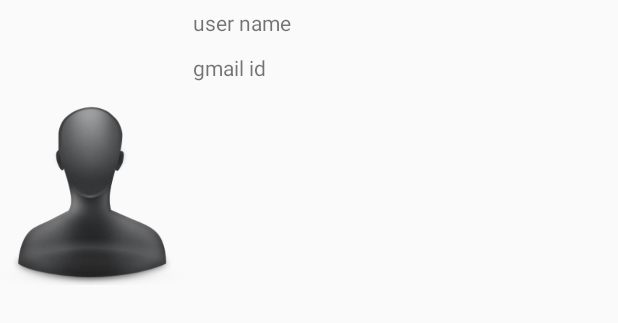
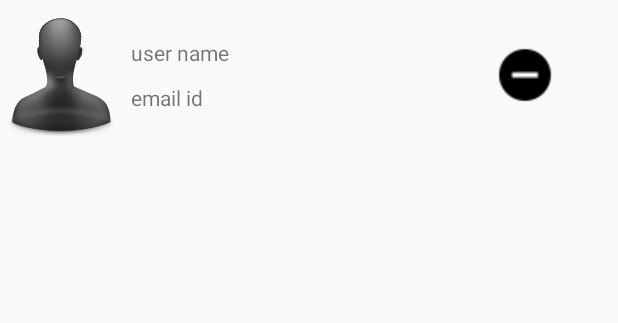
Before and after one commit to hksapp/Shoppie, an Android app: the layout activity_circle_list.xml on its own in the app's theme, with its tools: preview values and no code run, on a phone screen of 412 x 824 dp. Shown: the top 323 px of the screen. Run offline under Robolectric (Android 15) with nearby library versions, the phone set to English and light mode, and no system bars.

Commit message:
retrieved circle and able to delete user in circle

```diff
--- a/app/src/main/java/com/hkapps/shoppie/Circle.java
+++ b/app/src/main/java/com/hkapps/shoppie/Circle.java
@@ -45,7 +45,6 @@ public class Circle extends AppCompatActivity {
         setContentView(R.layout.activity_circle);
         database= FirebaseDatabase.getInstance();
         gmailid_circle=(EditText)findViewById(R.id.gmailid_circle);
-
         ref=database.getReference().child("Users").child(FirebaseAuth.getInstance().getCurrentUser().getUid().toString()).child("Circle");
         TextView adduser=(TextView)findViewById(R.id.add_user);
         adduser.setOnClickListener(new View.OnClickListener() {
@@ -90,7 +89,7 @@ public class Circle extends AppCompatActivity {
         recyclerView.setHasFixedSize(true);
         mDatabaseRef = FirebaseDatabase.getInstance().getReference();
         childRef = mDatabaseRef.child("Users").child(FirebaseAuth.getInstance().getCurrentUser().getUid().toString()).child("Circle");
-        cAdapter = new CircleAdapter(CircleObject.class, R.layout.activity_circle, CircleHolder.class, childRef, getApplicationContext());
+        cAdapter = new CircleAdapter(CircleObject.class, R.layout.activity_circle_list, CircleHolder.class, childRef, getApplicationContext());
         recyclerView.setLayoutManager(linearLayoutManager);
         recyclerView.setAdapter(cAdapter);
         /*prepareCircleData();*/
--- a/app/src/main/java/com/hkapps/shoppie/CircleHolder.java
+++ b/app/src/main/java/com/hkapps/shoppie/CircleHolder.java
@@ -14,11 +14,13 @@ import org.w3c.dom.Text;
 public class CircleHolder extends RecyclerView.ViewHolder {
     private static final String TAG =CircleHolder.class.getSimpleName();
     public TextView userName,mailId;
-    public ImageView userimage;
+    public ImageView userimage,removeUserFromList;
     public CircleHolder(View itemView) {
         super(itemView);
         userName=(TextView)itemView.findViewById(R.id.username_incirclelist);
         mailId=(TextView)itemView.findViewById(R.id.gmail_id_incircle_list);
         userimage=(ImageView)itemView.findViewById(R.id.userimage_incirclelist);
+        removeUserFromList=(ImageView)itemView.findViewById(R.id.remove_from_circle);
     }
+
 }
--- a/app/src/main/java/com/hkapps/shoppie/PersonalListAdapter.java
+++ b/app/src/main/java/com/hkapps/shoppie/PersonalListAdapter.java
@@ -61,11 +61,8 @@ public class PersonalListAdapter extends FirebaseRecyclerAdapter<PersonalGrocery
         itemsRef.orderByKey().limitToFirst(3).addValueEventListener(new ValueEventListener() {
             @Override
             public void onDataChange(DataSnapshot dataSnapshot) {
-
                 int i =0;
                 for (DataSnapshot dsp : dataSnapshot.getChildren()) {
-
-
                     switch (i){
                         case 0:  viewHolder.item0.setText(dsp.child("itemname").getValue().toString());
                             break;
--- a/app/src/main/java/com/hkapps/shoppie/profile.java
+++ b/app/src/main/java/com/hkapps/shoppie/profile.java
@@ -120,7 +120,7 @@ public class profile extends AppCompatActivity implements View.OnClickListener,
         startActivityForResult(Intent.createChooser(i,"select picture"),PICK_IMAGE_REQUEST);
     }
 private void putImageView(){
-    imageview =(ImageView)findViewById(R.id.userimage);
+    imageview =(ImageView)findViewById(R.id.userImageUrl);
     ref.addValueEventListener(new ValueEventListener() {
         @Override
         public void onDataChange(DataSnapshot dataSnapshot) {
@@ -171,7 +171,7 @@ private void uploadFile(){
     final ProgressDialog progressDialog=new ProgressDialog(this);
         progressDialog.setTitle("Uploading");
         progressDialog.show();
-        StorageReference userimage=mStorageRef.child("images/username.jpg");
+        StorageReference userimage=mStorageRef.child("images/"+DetailGroceryList.getUserId().toString()+".jpg");
         userimage.putFile(filePath).addOnSuccessListener(new OnSuccessListener<UploadTask.TaskSnapshot>() {
             @Override
             public void onSuccess(UploadTask.TaskSnapshot taskSnapshot) {
--- a/app/src/main/res/layout/activity_circle.xml
+++ b/app/src/main/res/layout/activity_circle.xml
@@ -31,6 +31,6 @@
     android:id="@+id/showuser_incircle"
     android:layout_width="match_parent"
     android:layout_height="wrap_content"
-    android:scrollbars="vertical">
+    android:scrollbars="none">
 </android.support.v7.widget.RecyclerView>
 </LinearLayout>
--- a/app/src/main/res/layout/activity_circle_list.xml
+++ b/app/src/main/res/layout/activity_circle_list.xml
@@ -1,30 +1,51 @@
 <?xml version="1.0" encoding="utf-8"?>
 <LinearLayout xmlns:android="http://schemas.android.com/apk/res/android"
     android:layout_width="match_parent"
-    android:layout_height="match_parent"
+    android:layout_height="100dp"
+    android:gravity="center"
     android:orientation="horizontal">
-<ImageView
-    android:id="@+id/userimage_incirclelist"
-    android:layout_width="0dp"
-    android:layout_height="wrap_content"
-    android:layout_weight="0.3"
-    android:src="@drawable/user"/>
+    <ImageView
+        android:id="@+id/userimage_incirclelist"
+        android:layout_width="0dp"
+        android:layout_height="wrap_content"
+        android:layout_weight="0.2"
+        android:adjustViewBounds="true"
+        android:src="@drawable/user" />
+
     <LinearLayout
         android:layout_width="0dp"
-        android:layout_height="match_parent"
-        android:layout_weight="0.7"
+        android:layout_height="wrap_content"
+        android:layout_weight="0.6"
+
         android:orientation="vertical">
+
         <TextView
             android:id="@+id/username_incirclelist"
-            android:layout_width="match_parent"
-            android:layout_height="wrap_content"
+            android:layout_width="wrap_content"
+            android:layout_height="0dp"
+            android:layout_weight="0.5"
+            android:gravity="center"
             android:padding="5dp"
-            android:text="user name"/>
+            android:text="user name" />
+
         <TextView
             android:id="@+id/gmail_id_incircle_list"
-            android:layout_width="match_parent"
-            android:layout_height="wrap_content"
+            android:layout_width="wrap_content"
+            android:layout_height="0dp"
+            android:layout_weight="0.5"
+            android:gravity="center"
             android:padding="5dp"
-            android:text="gmail id"/>
+            android:text="email id" />
     </LinearLayout>
+    <ImageView
+        android:id="@+id/remove_from_circle"
+        android:layout_width="0dp"
+        android:layout_height="wrap_content"
+        android:layout_weight="0.1"
+        android:adjustViewBounds="true"
+        android:src="@drawable/ic_remove_circle_black_24dp"/>
+    <TextView
+        android:layout_width="0dp"
+        android:layout_height="wrap_content"
+        android:layout_weight="0.1"/>
 </LinearLayout>
--- a/app/src/main/res/layout/activity_profile.xml
+++ b/app/src/main/res/layout/activity_profile.xml
@@ -15,7 +15,7 @@
         android:shape="ring"
         android:thicknessRatio="1.9">
         <ImageView
-            android:id="@+id/userimage"
+            android:id="@+id/userImageUrl"
             android:layout_width="match_parent"
             android:layout_height="wrap_content"
             android:adjustViewBounds="true"
@@ -66,6 +66,7 @@
             android:text="Circle Count"
             android:textSize="22dp"/>
         <TextView
+            android:id="@+id/circleCount"
             android:layout_width="wrap_content"
             android:layout_height="wrap_content"
             android:gravity="center"
```
Also changed, not shown: app/src/main/java/com/hkapps/shoppie/CircleAdapter.java (+14 -11 lines), app/src/main/java/com/hkapps/shoppie/CircleObject.java (+12 -14 lines), app/src/main/res/drawable-hdpi/ic_remove_circle_black_24dp.png (added), app/src/main/res/drawable-mdpi/ic_remove_circle_black_24dp.png (added), app/src/main/res/drawable-xhdpi/ic_remove_circle_black_24dp.png (added), app/src/main/res/drawable-xxhdpi/ic_remove_circle_black_24dp.png (added), app/src/main/res/drawable-xxxhdpi/ic_remove_circle_black_24dp.png (added), app/src/main/res/drawable/drawable-hdpi/profile_24dp.png (deleted), app/src/main/res/drawable/drawable-mdpi/profile_24dp.png (deleted), app/src/main/res/drawable/drawable-xhdpi/profile_24dp.png (deleted), app/src/main/res/drawable/drawable-xxhdpi/profile_24dp.png (deleted), app/src/main/res/drawable/drawable-xxxhdpi/profile_24dp.png (deleted).
